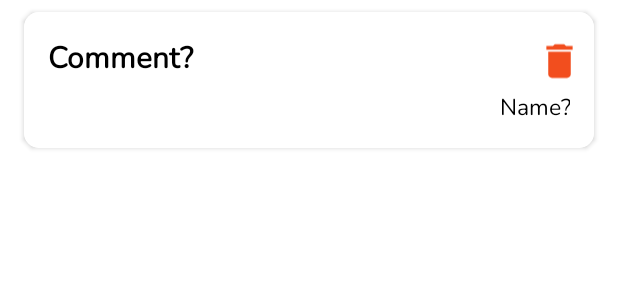
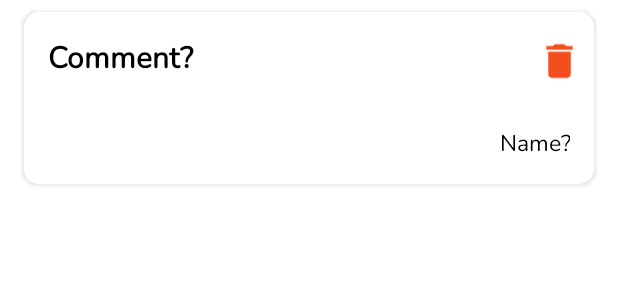
Before and after one commit to NOBOGG/QuakeAlert, an Android app: the layout comments_cardview.xml on its own in the app's theme, with its tools: preview values and no code run, on a phone screen of 412 x 824 dp. Shown: the top 300 px of the screen. Run offline under Robolectric (Android 15) with nearby library versions, the phone set to English and light mode, and no system bars; network calls fail.

Commit message:
Card view comment kasih margin

```diff
--- a/app/src/main/res/layout/comments_cardview.xml
+++ b/app/src/main/res/layout/comments_cardview.xml
@@ -45,7 +45,7 @@
                 android:id="@+id/commentcard_tv"
                 android:layout_width="0dp"
                 android:layout_height="wrap_content"
-                android:layout_marginTop="8dp"
+                android:layout_marginTop="32dp"
                 android:layout_marginEnd="16dp"
                 android:layout_marginBottom="16dp"
                 android:fontFamily="@font/nunito"
```
